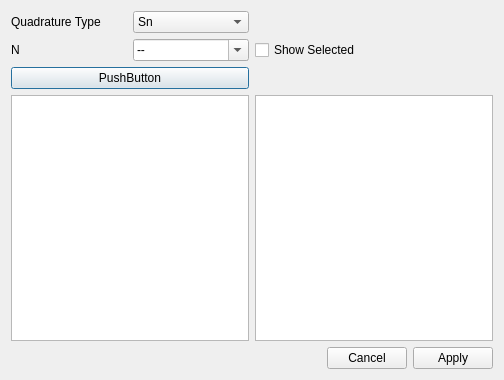
Before: the Qt Designer form doctors/quaddialog.ui in eNorris/thesis, drawn with Qt 5.
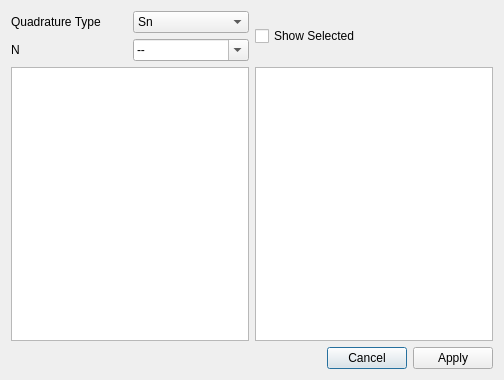
After: the same form once the commit is applied.

```diff
--- a/doctors/quaddialog.ui
+++ b/doctors/quaddialog.ui
@@ -81,13 +81,6 @@
        </item>
       </layout>
      </item>
-     <item>
-      <widget class="QPushButton" name="pushButton_3">
-       <property name="text">
-        <string>PushButton</string>
-       </property>
-      </widget>
-     </item>
     </layout>
    </item>
    <item row="3" column="0" colspan="2">
```
